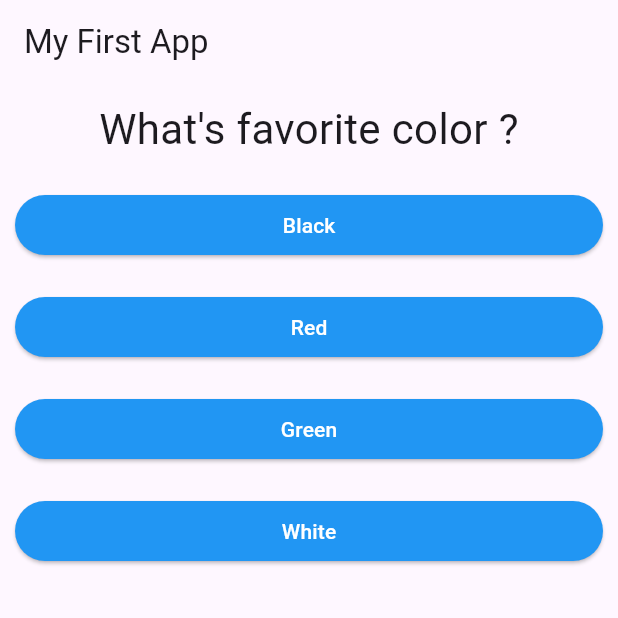
After one commit to Birkity/flutter-complete-guide, a Flutter app: the screen it shows after launch, on a phone screen of 412 x 824 dp, the top half of it. The commit adds this screen. Run offline on Flutter 3.47's test engine with Material 3 defaults, Android fonts, the phone set to English and light mode, and no system bars.

Commit message:
Removed unused imports and replaced Question widget with Quiz widget in main.dart

```diff
--- a/lib/main.dart
+++ b/lib/main.dart
@@ -1,6 +1,5 @@
 import 'package:flutter/material.dart';
-import './questions.dart';
-import './answer.dart';
+import './quiz.dart';
 
 void main() => runApp(MyApp());
 
@@ -47,16 +46,10 @@ class _MyAppState extends State<MyApp> {
             title: Text('My First App'),
           ),
           body: _questionIndex < _questions.length
-              ? Column(
-                  children: [
-                    Question(
-                      _questions[_questionIndex]['questionText'] as String,
-                    ),
-                    ...(_questions[_questionIndex]['answers'] as List<String>)
-                        .map((answer) {
-                      return Answer(_answerQuestions, answer);
-                    }).toList()
-                  ],
+              ? Quiz(
+                  answerQuestions: _answerQuestions,
+                  questions: _questions,
+                  questionIndex: _questionIndex,
                 )
               : Center(
                   child: Text('You did it !'),
--- /dev/null
+++ b/lib/quiz.dart
@@ -0,0 +1,28 @@
+import 'package:flutter/material.dart';
+import './answer.dart';
+import './questions.dart';
+
+class Quiz extends StatelessWidget {
+  final List<Map<String, Object>> questions;
+  final VoidCallback answerQuestions;
+  final int questionIndex;
+
+  Quiz(
+      {required this.questions,
+      required this.answerQuestions,
+      required this.questionIndex});
+
+  @override
+  Widget build(BuildContext context) {
+    return Column(
+      children: [
+        Question(
+          questions[questionIndex]['questionText'] as String,
+        ),
+        ...(questions[questionIndex]['answers'] as List<String>).map((answer) {
+          return Answer(answerQuestions, answer);
+        }).toList()
+      ],
+    );
+  }
+}
```
Also changed, not shown: lib/result.dart (added).
